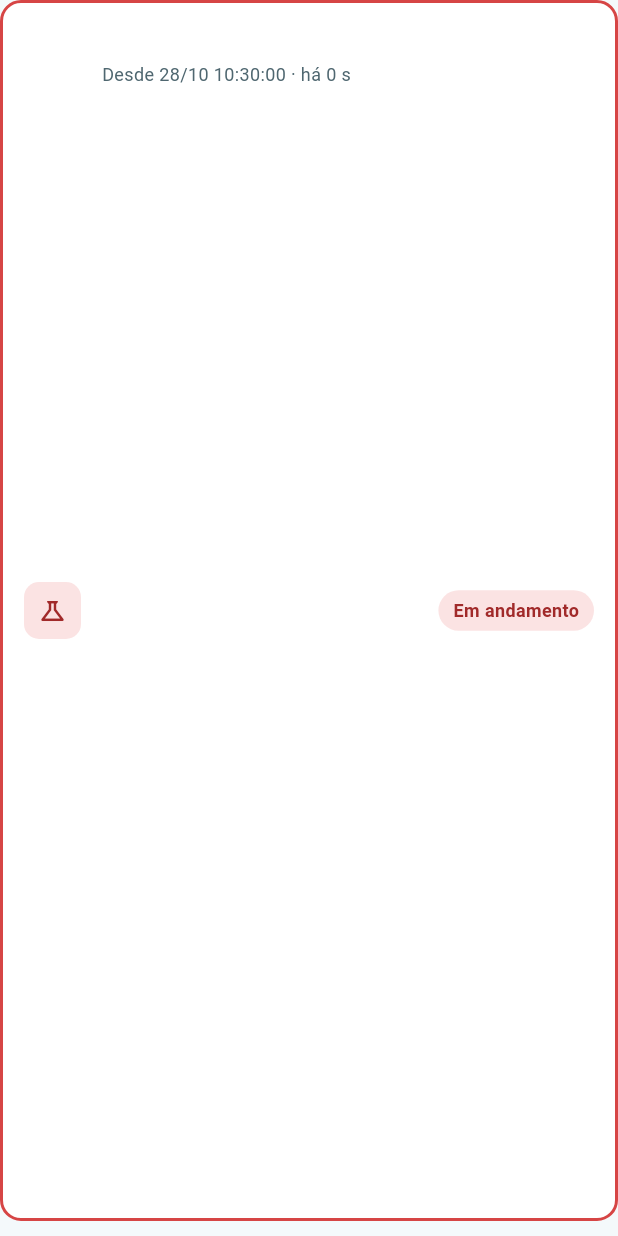
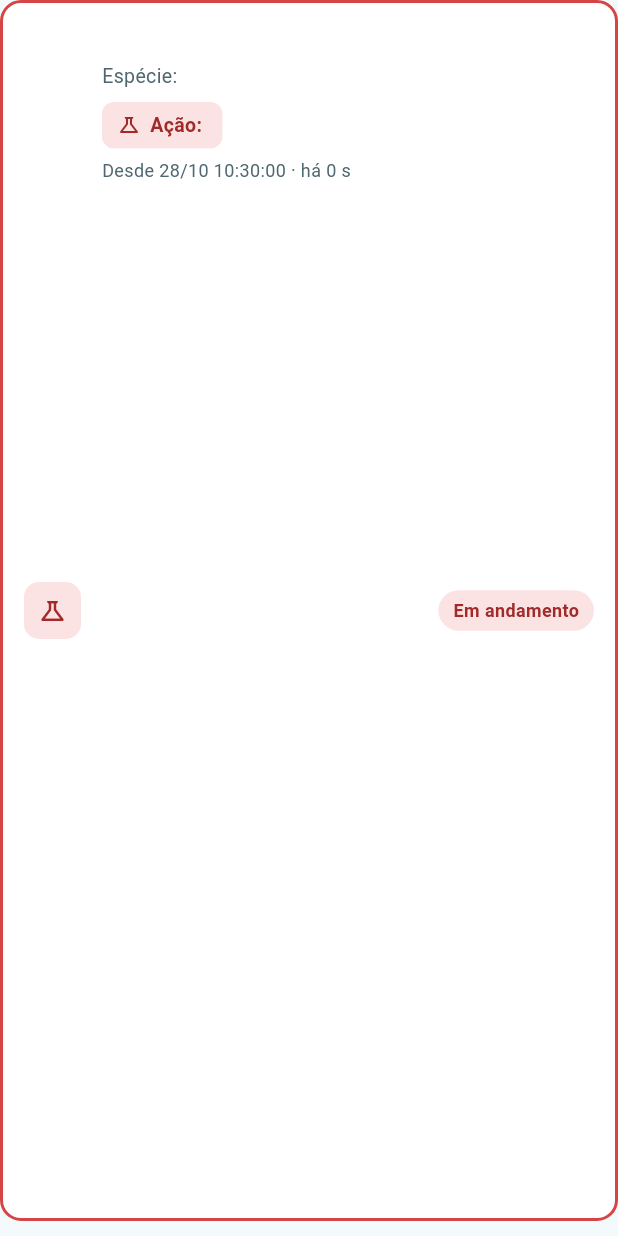
Before and after one commit to ZoeUSz/AWPeixe, a Flutter app: the _AlertaCard widget shown alone on an empty page, opened directly with empty values, on a phone screen of 412 x 824 dp. Run offline on Flutter 3.47's test engine with Material 3 defaults, Android fonts, the phone set to English and light mode, and no system bars; our stand-ins replace fl_chart; network calls fail.

Commit message:
feat: alertas com espécie e ação indicada (cooler/aquecedor)

```diff
--- a/app/lib/models/alerta.dart
+++ b/app/lib/models/alerta.dart
@@ -6,6 +6,8 @@ class Alerta {
     required this.resolvido,
     required this.geradoEm,
     this.resolvidoEm,
+    this.especie,
+    this.acao,
   });
 
   final String id;
@@ -14,6 +16,8 @@ class Alerta {
   final bool resolvido;
   final DateTime geradoEm;
   final DateTime? resolvidoEm;
+  final String? especie; // espécie avaliada quando o alerta abriu
+  final String? acao; // ação indicada (ex.: ligar o cooler)
 
   bool get temperatura => tipo.startsWith('TEMPERATURA');
 
@@ -35,6 +39,8 @@ class Alerta {
       resolvido: (j['resolvido'] ?? false) as bool,
       geradoEm: inicio,
       resolvidoEm: _data(j['resolvidoEm']),
+      especie: j['especie'] as String?,
+      acao: j['acao'] as String?,
     );
   }
 }
--- a/app/lib/pages/alertas_page.dart
+++ b/app/lib/pages/alertas_page.dart
@@ -264,7 +264,19 @@ class _AlertaCard extends StatelessWidget {
                     style: const TextStyle(
                         fontSize: 15, fontWeight: FontWeight.w700),
                   ),
-                  const SizedBox(height: 4),
+                  if (a.especie != null) ...[
+                    const SizedBox(height: 4),
+                    Text(
+                      'Espécie: ${a.especie}',
+                      style: const TextStyle(
+                          fontSize: 13, color: AppColors.textoSecundario),
+                    ),
+                  ],
+                  if (a.acao != null) ...[
+                    const SizedBox(height: 8),
+                    _Acao(alerta: a, destaque: aberto),
+                  ],
+                  const SizedBox(height: 6),
                   Text(
                     detalhe,
                     style: const TextStyle(
@@ -295,3 +307,48 @@ class _AlertaCard extends StatelessWidget {
     );
   }
 }
+
+// Ação indicada para o alerta: cooler, aquecedor ou correção do pH.
+class _Acao extends StatelessWidget {
+  const _Acao({required this.alerta, required this.destaque});
+
+  final Alerta alerta;
+  final bool destaque;
+
+  IconData get _icone {
+    switch (alerta.tipo) {
+      case 'TEMPERATURA_ACIMA':
+        return Icons.air; // ventoinha
+      case 'TEMPERATURA_ABAIXO':
+        return Icons.local_fire_department_outlined; // aquecedor
+      default:
+        return Icons.science_outlined;
+    }
+  }
+
+  @override
+  Widget build(BuildContext context) {
+    final cor = destaque ? AppColors.alertaTexto : AppColors.textoSecundario;
+    return Container(
+      padding: const EdgeInsets.symmetric(horizontal: 10, vertical: 6),
+      decoration: BoxDecoration(
+        color: destaque ? AppColors.alertaFundo : const Color(0xFFEEF3F5),
+        borderRadius: BorderRadius.circular(8),
+      ),
+      child: Row(
+        mainAxisSize: MainAxisSize.min,
+        children: [
+          Icon(_icone, size: 16, color: cor),
+          const SizedBox(width: 6),
+          Flexible(
+            child: Text(
+              'Ação: ${alerta.acao}',
+              style: TextStyle(
+                  fontSize: 13, fontWeight: FontWeight.w600, color: cor),
+            ),
+          ),
+        ],
+      ),
+    );
+  }
+}
```
Also changed, not shown: app/lib/pages/monitor_page.dart (+22 -2 lines), 4 other files.
